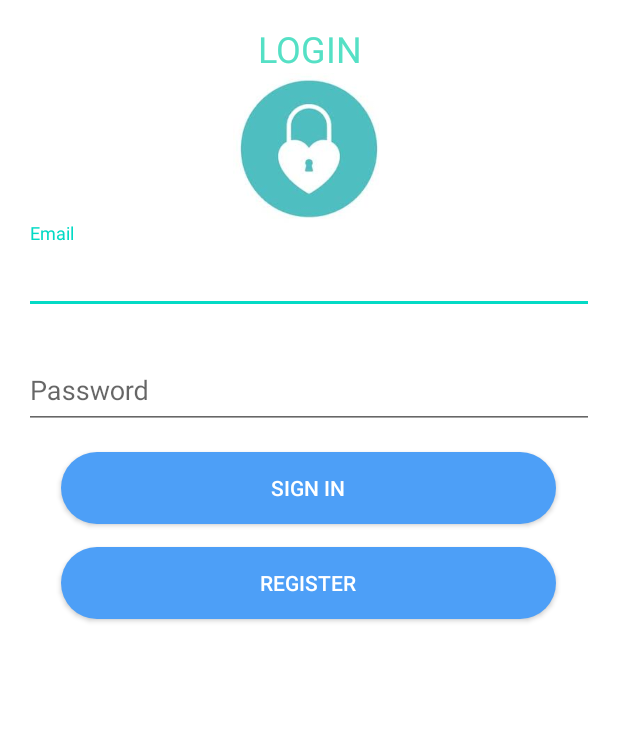
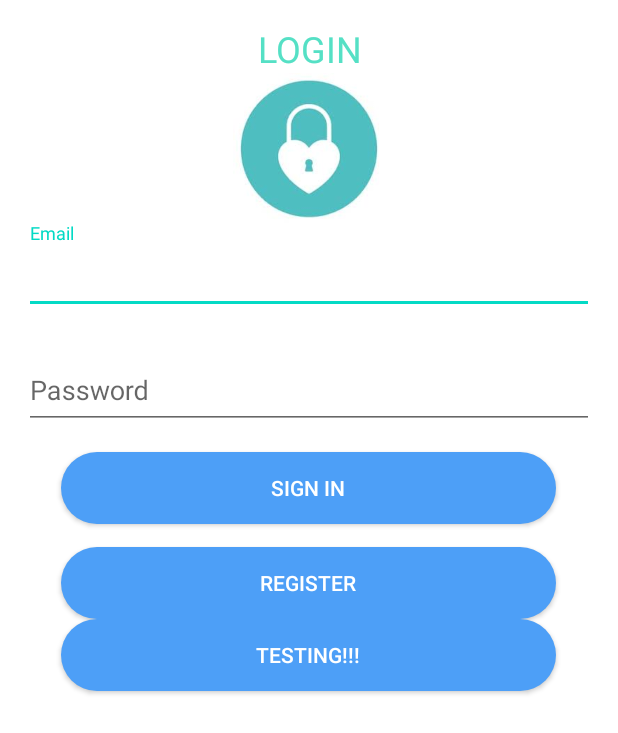
Before and after one commit to goo-gy/lovidence, an Android app: the screen it shows after launch (LoginActivity), on a phone screen of 412 x 824 dp. Shown: the top 733 px of the screen. Run offline under Robolectric (Android 15) with nearby library versions, the phone set to English and light mode, and no system bars.

Commit message:
added... 백도어?(네트워크필요없는 로그인) fragment 4에서 matching하는 버튼 생성 (입력하는 창만들고 domatching버튼누르면 서버로 전송되도록구현할예정) Exit버튼 현재 액티비티종료

```diff
--- a/lovidence/app/src/main/java/com/example/lovidence/ui/login/LoginActivity.java
+++ b/lovidence/app/src/main/java/com/example/lovidence/ui/login/LoginActivity.java
@@ -44,6 +44,7 @@ public class LoginActivity extends AppCompatActivity {
         final Button loginButton = findViewById(R.id.login);
         final ProgressBar loadingProgressBar = findViewById(R.id.loading);
         final Button registerButton = findViewById(R.id.register);
+        final Button adminButton = findViewById(R.id.admin);              //added to testing.. local login
 
         loginViewModel.getLoginFormState().observe(this, new Observer<LoginFormState>() {
             @Override
@@ -131,6 +132,15 @@ public class LoginActivity extends AppCompatActivity {
 
             }
         });
+        adminButton.setOnClickListener(new View.OnClickListener(){  //added to local login
+            @Override
+            public void onClick(View v){
+                Intent intent = new Intent(LoginActivity.this, MainActivity.class);
+                startActivity(intent);
+                Toast.makeText(getApplicationContext(), "admin login!", Toast.LENGTH_LONG).show();
+                finish();
+            }
+        });
     }
 
     private void updateUiWithUser(LoggedInUserView model) {
--- a/lovidence/app/src/main/java/com/example/lovidence/ui/login/LoginViewModel.java
+++ b/lovidence/app/src/main/java/com/example/lovidence/ui/login/LoginViewModel.java
@@ -67,6 +67,6 @@ public class LoginViewModel extends ViewModel {
 
     // A placeholder password validation check
     private boolean isPasswordValid(String password) {
-        return password != null && password.trim().length() > 5;
+        return password != null && password.trim().length() > 0;    //원래는 5였음 로그인조건.
     }
 }
--- a/lovidence/app/src/main/res/layout/activity_login.xml
+++ b/lovidence/app/src/main/res/layout/activity_login.xml
@@ -79,6 +79,18 @@
         android:background="@drawable/heart_back"
         android:textColor="#ffffff"
         android:text="Register" />
+    <!--local login..-->
+    <Button
+        android:id="@+id/admin"
+        android:layout_width="330dp"
+        android:layout_gravity="center"
+        android:gravity="center"
+        android:clickable="true"
+        android:layout_height="wrap_content"
+        android:background="@drawable/heart_back"
+        android:textColor="#ffffff"
+        android:text="testing!!!" />
+    <!--local login..-->
     <ProgressBar
         android:id="@+id/loading"
         android:layout_width="wrap_content"
@@ -90,4 +102,5 @@
         android:layout_marginBottom="64dp"
         android:visibility="gone"
 />
+
 </LinearLayout>
--- a/lovidence/app/src/main/res/layout/fragment_menu4.xml
+++ b/lovidence/app/src/main/res/layout/fragment_menu4.xml
@@ -12,4 +12,10 @@
         android:textColor="@android:color/white"
         android:textSize="30sp"
         android:textStyle="bold" />
+    <Button android:layout_height="wrap_content"
+        android:layout_width="wrap_content"
+        android:layout_gravity="center"
+        android:id="@+id/btn1"
+        android:text="matching"
+        />
 </LinearLayout>
```
Also changed, not shown: lovidence/app/src/main/AndroidManifest.xml (+7 -4 lines), lovidence/app/src/main/java/com/example/lovidence/Matching.java (added, +31 -0 lines), lovidence/app/src/main/java/com/example/lovidence/fragments/Menu4Fragment.java (+18 -1 lines), lovidence/app/src/main/res/layout/activity_matching.xml (added, +25 -0 lines).
